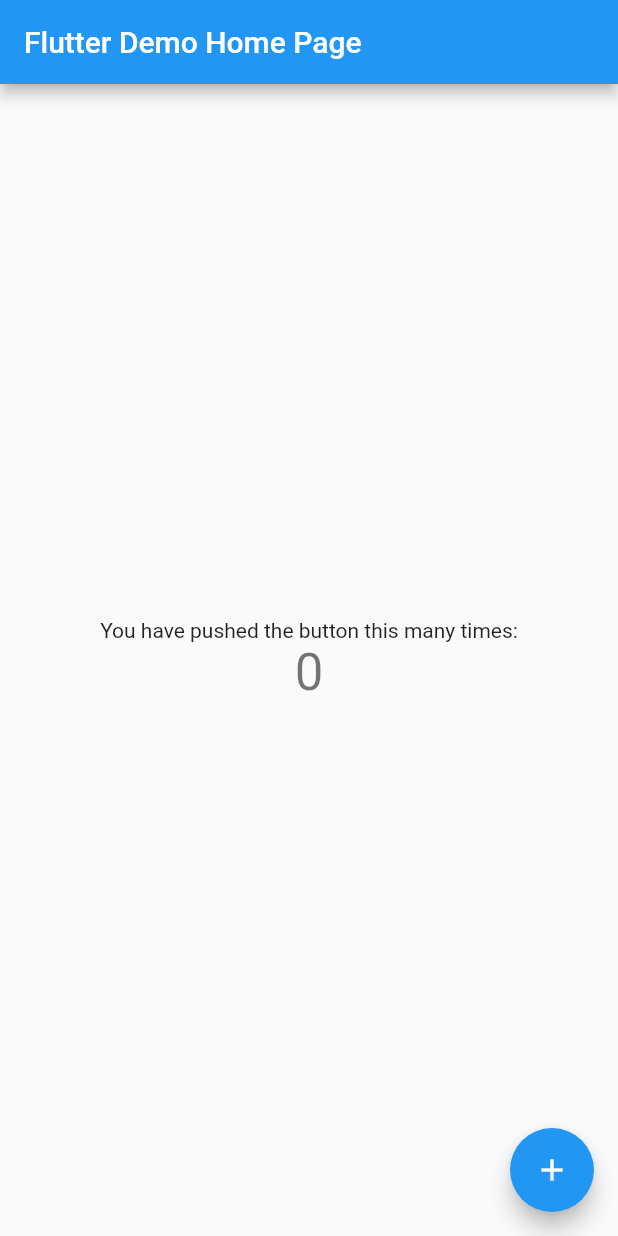
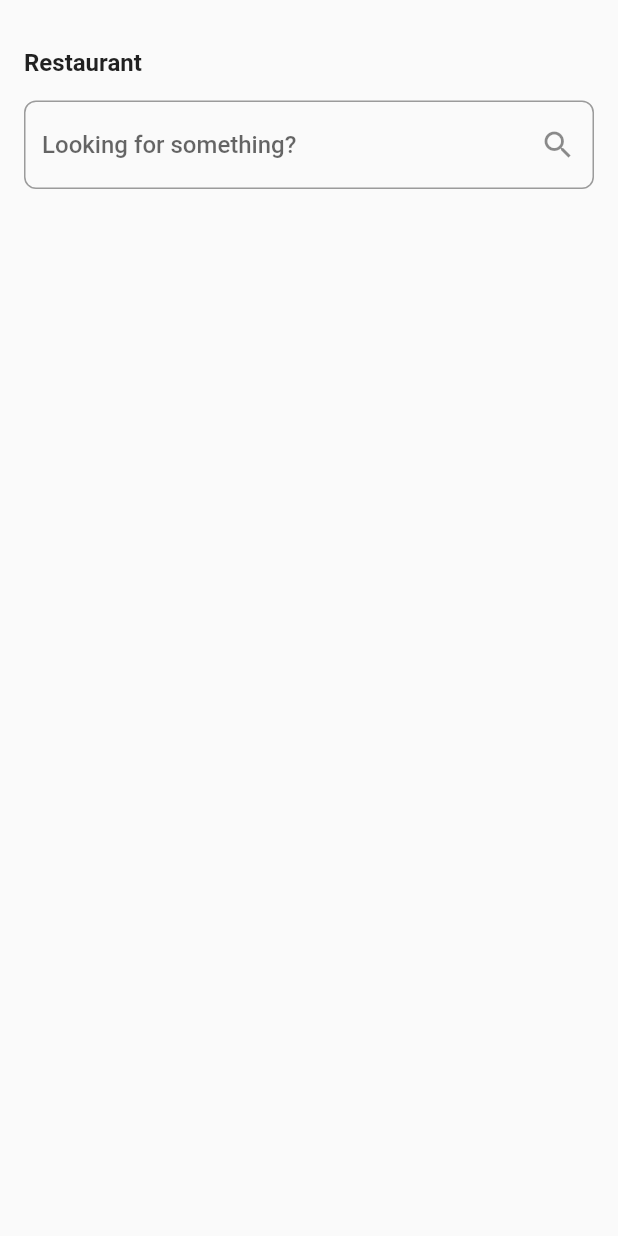
Before and after one commit to gnendraaw/flutter-restaurant-app, a Flutter app: the screen it shows after launch, on a phone screen of 412 x 824 dp. Run offline on Flutter 3.47's test engine with Material 2 defaults, Android fonts, the phone set to English and light mode, and no system bars.

Commit message:
add homepage & prepare restaurant model

```diff
--- /dev/null
+++ b/lib/data/restaurant.dart
@@ -0,0 +1,104 @@
+// To parse this JSON data, do
+//
+//     final restaurant = restaurantFromJson(jsonString);
+
+import 'dart:convert';
+
+Restaurant restaurantFromJson(String str) =>
+    Restaurant.fromJson(json.decode(str));
+
+String restaurantToJson(Restaurant data) => json.encode(data.toJson());
+
+class Restaurant {
+  Restaurant({
+    required this.restaurants,
+  });
+
+  List<RestaurantElement> restaurants;
+
+  factory Restaurant.fromJson(Map<String, dynamic> json) => Restaurant(
+        restaurants: List<RestaurantElement>.from(
+            json["restaurants"].map((x) => RestaurantElement.fromJson(x))),
+      );
+
+  Map<String, dynamic> toJson() => {
+        "restaurants": List<dynamic>.from(restaurants.map((x) => x.toJson())),
+      };
+}
+
+class RestaurantElement {
+  RestaurantElement({
+    required this.id,
+    required this.name,
+    required this.description,
+    required this.pictureId,
+    required this.city,
+    required this.rating,
+    required this.menus,
+  });
+
+  final String id;
+  final String name;
+  final String description;
+  final String pictureId;
+  final String city;
+  final double rating;
+  final Menus menus;
+
+  factory RestaurantElement.fromJson(Map<String, dynamic> json) =>
+      RestaurantElement(
+        id: json["id"],
+        name: json["name"],
+        description: json["description"],
+        pictureId: json["pictureId"],
+        city: json["city"],
+        rating: json["rating"].toDouble(),
+        menus: Menus.fromJson(json["menus"]),
+      );
+
+  Map<String, dynamic> toJson() => {
+        "id": id,
+        "name": name,
+        "description": description,
+        "pictureId": pictureId,
+        "city": city,
+        "rating": rating,
+        "menus": menus.toJson(),
+      };
+}
+
+class Menus {
+  Menus({
+    required this.foods,
+    required this.drinks,
+  });
+
+  final List<Drink> foods;
+  final List<Drink> drinks;
+
+  factory Menus.fromJson(Map<String, dynamic> json) => Menus(
+        foods: List<Drink>.from(json["foods"].map((x) => Drink.fromJson(x))),
+        drinks: List<Drink>.from(json["drinks"].map((x) => Drink.fromJson(x))),
+      );
+
+  Map<String, dynamic> toJson() => {
+        "foods": List<dynamic>.from(foods.map((x) => x.toJson())),
+        "drinks": List<dynamic>.from(drinks.map((x) => x.toJson())),
+      };
+}
+
+class Drink {
+  Drink({
+    required this.name,
+  });
+
+  final String name;
+
+  factory Drink.fromJson(Map<String, dynamic> json) => Drink(
+        name: json["name"],
+      );
+
+  Map<String, dynamic> toJson() => {
+        "name": name,
+      };
+}
--- /dev/null
+++ b/lib/home_page.dart
@@ -0,0 +1,55 @@
+import 'package:flutter/material.dart';
+import 'package:restaurant_app/data/restaurant.dart';
+
+class HomePage extends StatelessWidget {
+  static const routeName = '/home_page';
+
+  const HomePage({Key? key}) : super(key: key);
+
+  @override
+  Widget build(BuildContext context) {
+    return Scaffold(
+      body: SafeArea(
+        child: Padding(
+          padding: const EdgeInsets.symmetric(horizontal: 16, vertical: 32),
+          child: Column(
+            crossAxisAlignment: CrossAxisAlignment.start,
+            children: [
+              const Text(
+                'Restaurant',
+                style: TextStyle(
+                  fontSize: 16,
+                  fontWeight: FontWeight.w600,
+                ),
+              ),
+              const SizedBox(
+                height: 16,
+              ),
+              TextField(
+                decoration: InputDecoration(
+                  hintText: 'Looking for something?',
+                  hintStyle: const TextStyle(
+                    fontSize: 16,
+                    fontWeight: FontWeight.w500,
+                  ),
+                  suffixIcon: const Icon(Icons.search),
+                  focusColor: Colors.grey,
+                  focusedBorder: const OutlineInputBorder(
+                    borderSide: BorderSide(color: Colors.grey),
+                  ),
+                  border: OutlineInputBorder(
+                    borderRadius: BorderRadius.circular(8),
+                    borderSide: const BorderSide(color: Colors.grey),
+                  ),
+                ),
+              ),
+              const SizedBox(
+                height: 16,
+              ),
+            ],
+          ),
+        ),
+      ),
+    );
+  }
+}
--- a/lib/main.dart
+++ b/lib/main.dart
@@ -1,4 +1,5 @@
 import 'package:flutter/material.dart';
+import 'package:restaurant_app/home_page.dart';
 
 void main() {
   runApp(const MyApp());
@@ -13,103 +14,12 @@ class MyApp extends StatelessWidget {
     return MaterialApp(
       title: 'Flutter Demo',
       theme: ThemeData(
-        // This is the theme of your application.
-        //
-        // Try running your application with "flutter run". You'll see the
-        // application has a blue toolbar. Then, without quitting the app, try
-        // changing the primarySwatch below to Colors.green and then invoke
-        // "hot reload" (press "r" in the console where you ran "flutter run",
-        // or simply save your changes to "hot reload" in a Flutter IDE).
-        // Notice that the counter didn't reset back to zero; the application
-        // is not restarted.
         primarySwatch: Colors.blue,
       ),
-      home: const MyHomePage(title: 'Flutter Demo Home Page'),
+      initialRoute: HomePage.routeName,
+      routes: {
+        HomePage.routeName: (context) => const HomePage(),
+      },
     );
   }
 }
-
-class MyHomePage extends StatefulWidget {
-  const MyHomePage({super.key, required this.title});
-
-  // This widget is the home page of your application. It is stateful, meaning
-  // that it has a State object (defined below) that contains fields that affect
-  // how it looks.
-
-  // This class is the configuration for the state. It holds the values (in this
-  // case the title) provided by the parent (in this case the App widget) and
-  // used by the build method of the State. Fields in a Widget subclass are
-  // always marked "final".
-
-  final String title;
-
-  @override
-  State<MyHomePage> createState() => _MyHomePageState();
-}
-
-class _MyHomePageState extends State<MyHomePage> {
-  int _counter = 0;
-
-  void _incrementCounter() {
-    setState(() {
-      // This call to setState tells the Flutter framework that something has
-      // changed in this State, which causes it to rerun the build method below
-      // so that the display can reflect the updated values. If we changed
-      // _counter without calling setState(), then the build method would not be
-      // called again, and so nothing would appear to happen.
-      _counter++;
-    });
-  }
-
-  @override
-  Widget build(BuildContext context) {
-    // This method is rerun every time setState is called, for instance as done
-    // by the _incrementCounter method above.
-    //
-    // The Flutter framework has been optimized to make rerunning build methods
-    // fast, so that you can just rebuild anything that needs updating rather
-    // than having to individually change instances of widgets.
-    return Scaffold(
-      appBar: AppBar(
-        // Here we take the value from the MyHomePage object that was created by
-        // the App.build method, and use it to set our appbar title.
-        title: Text(widget.title),
-      ),
-      body: Center(
-        // Center is a layout widget. It takes a single child and positions it
-        // in the middle of the parent.
-        child: Column(
-          // Column is also a layout widget. It takes a list of children and
-          // arranges them vertically. By default, it sizes itself to fit its
-          // children horizontally, and tries to be as tall as its parent.
-          //
-          // Invoke "debug painting" (press "p" in the console, choose the
-          // "Toggle Debug Paint" action from the Flutter Inspector in Android
-          // Studio, or the "Toggle Debug Paint" command in Visual Studio Code)
-          // to see the wireframe for each widget.
-          //
-          // Column has various properties to control how it sizes itself and
-          // how it positions its children. Here we use mainAxisAlignment to
-          // center the children vertically; the main axis here is the vertical
-          // axis because Columns are vertical (the cross axis would be
-          // horizontal).
-          mainAxisAlignment: MainAxisAlignment.center,
-          children: <Widget>[
-            const Text(
-              'You have pushed the button this many times:',
-            ),
-            Text(
-              '$_counter',
-              style: Theme.of(context).textTheme.headline4,
-            ),
-          ],
-        ),
-      ),
-      floatingActionButton: FloatingActionButton(
-        onPressed: _incrementCounter,
-        tooltip: 'Increment',
-        child: const Icon(Icons.add),
-      ), // This trailing comma makes auto-formatting nicer for build methods.
-    );
-  }
-}
```
Also changed, not shown: pubspec.yaml (+4 -3 lines), assets/local_restaurant.json (renamed from lib/data/local_restaurant.json).
